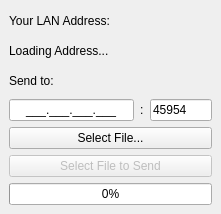
First picture: the form in client/view/view_gui.ui, repository LeeDoor/p2ptransfer, before the edit.
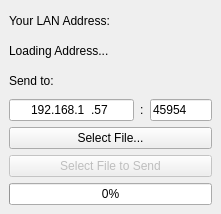
Second picture: the form after the edit.

What changed in the file:
```diff
--- a/client/view/view_gui.ui
+++ b/client/view/view_gui.ui
@@ -47,7 +47,10 @@
          </size>
         </property>
         <property name="inputMask">
-         <string>000.000.000.000;_</string>
+         <string>000.000.000.000</string>
+        </property>
+        <property name="text">
+         <string>192.168.1.57</string>
         </property>
         <property name="alignment">
          <set>Qt::AlignmentFlag::AlignCenter</set>
```
